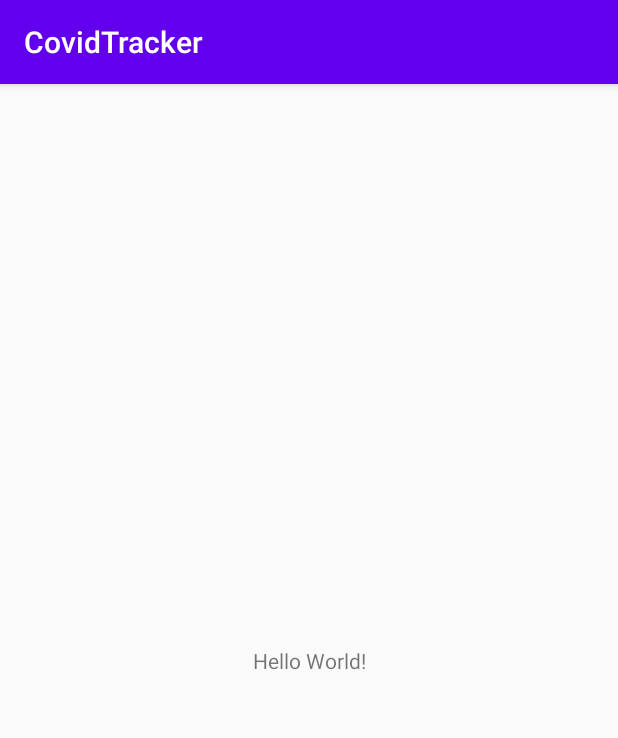
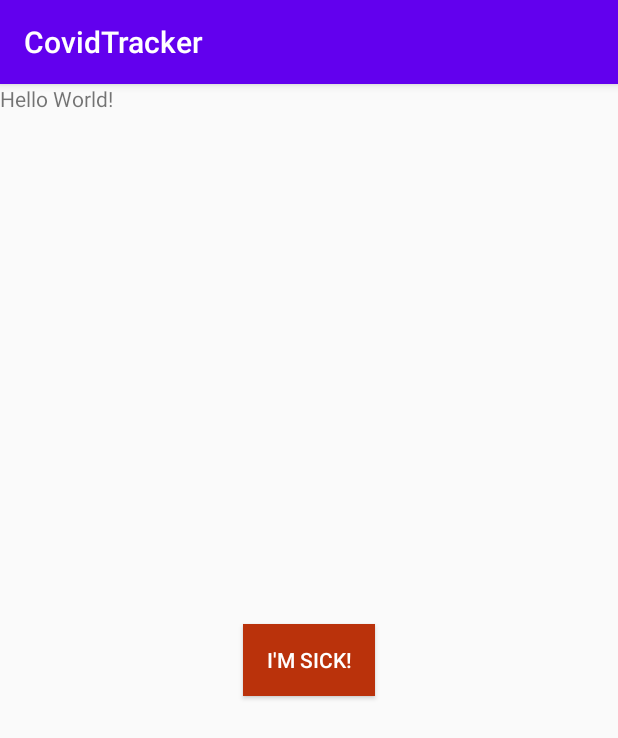
Before and after one commit to ogi02/CovidTracker, an Android app: the screen it shows after launch (MainActivity), on a phone screen of 412 x 824 dp. Shown: the top 738 px of the screen. Run offline under Robolectric (Android 15) with nearby library versions, the light colour scheme and no system bars.

Commit message:
[UPDATE] added alert button

```diff
--- a/client/app/build.gradle
+++ b/client/app/build.gradle
@@ -26,6 +26,7 @@ dependencies {
     implementation fileTree(dir: "libs", include: ["*.jar"])
     implementation 'androidx.appcompat:appcompat:1.2.0'
     implementation 'androidx.constraintlayout:constraintlayout:2.0.1'
+    implementation 'com.squareup.okhttp3:okhttp:3.10.0'
     testImplementation 'junit:junit:4.12'
     androidTestImplementation 'androidx.test.ext:junit:1.1.2'
     androidTestImplementation 'androidx.test.espresso:espresso-core:3.3.0'
--- a/client/app/src/main/AndroidManifest.xml
+++ b/client/app/src/main/AndroidManifest.xml
@@ -4,6 +4,7 @@
 
     <uses-permission android:name="android.permissions.BLUETOOTH" />
     <uses-permission android:name="android.permissions.BLUETOOTH_ADMIN" />
+    <uses-permission android:name="android.permission.INTERNET" />
     <application
             android:allowBackup="true"
             android:icon="@mipmap/ic_launcher"
--- a/client/app/src/main/java/cc/holdinga/covidtracker/MainActivity.java
+++ b/client/app/src/main/java/cc/holdinga/covidtracker/MainActivity.java
@@ -1,7 +1,12 @@
 package cc.holdinga.covidtracker;
 
 import androidx.appcompat.app.AppCompatActivity;
+
+import android.bluetooth.BluetoothAdapter;
 import android.os.Bundle;
+import android.view.View;
+import android.widget.Button;
+
 
 public class MainActivity extends AppCompatActivity {
 
@@ -9,5 +14,12 @@ public class MainActivity extends AppCompatActivity {
     protected void onCreate(Bundle savedInstanceState) {
         super.onCreate(savedInstanceState);
         setContentView(R.layout.activity_main);
+        Button alertButton = findViewById(R.id.alertButton);
+        alertButton.setOnClickListener(new View.OnClickListener() {
+            @Override
+            public void onClick(View View) {
+
+            }
+        });
     }
 }
--- a/client/app/src/main/res/layout/activity_main.xml
+++ b/client/app/src/main/res/layout/activity_main.xml
@@ -1,5 +1,5 @@
 <?xml version="1.0" encoding="utf-8"?>
-<androidx.constraintlayout.widget.ConstraintLayout
+<RelativeLayout
     xmlns:android="http://schemas.android.com/apk/res/android"
     xmlns:tools="http://schemas.android.com/tools"
     xmlns:app="http://schemas.android.com/apk/res-auto"
@@ -10,9 +10,19 @@
         android:layout_width="wrap_content"
         android:layout_height="wrap_content"
         android:text="Hello World!"
+        android:id="@+id/hello"
         app:layout_constraintBottom_toBottomOf="parent"
         app:layout_constraintLeft_toLeftOf="parent"
         app:layout_constraintRight_toRightOf="parent"
         app:layout_constraintTop_toTopOf="parent"/>
+    <Button
+        android:layout_width="wrap_content"
+        android:layout_height="wrap_content"
+        android:background="@color/colorAlert"
+        android:id="@+id/alertButton"
+        android:text="I'm sick!"
+        android:layout_centerInParent="true"
+        android:textColor="@color/colorWhite"
+        ></Button>
 
-</androidx.constraintlayout.widget.ConstraintLayout>
+</RelativeLayout>
--- a/client/app/src/main/res/values/colors.xml
+++ b/client/app/src/main/res/values/colors.xml
@@ -3,4 +3,6 @@
     <color name="colorPrimary">#6200EE</color>
     <color name="colorPrimaryDark">#3700B3</color>
     <color name="colorAccent">#03DAC5</color>
+    <color name="colorAlert">#BA320B</color>
+    <color name="colorWhite">#FFFFFF</color>
 </resources>
```
Lines whose indentation alone changed are shown as unchanged.
